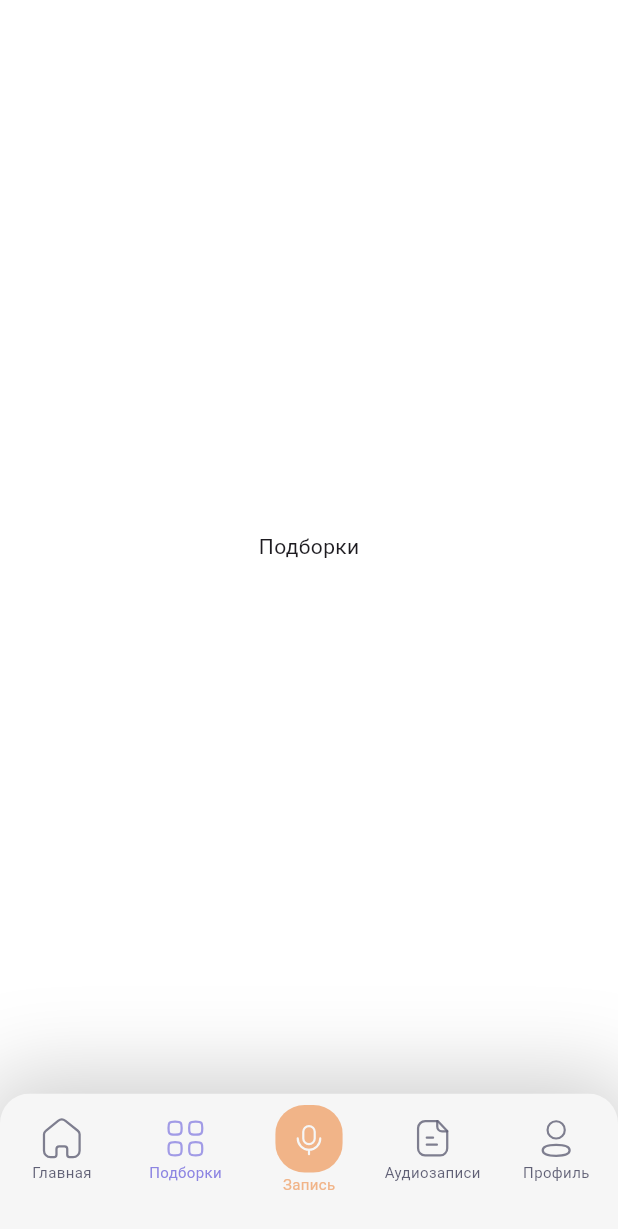
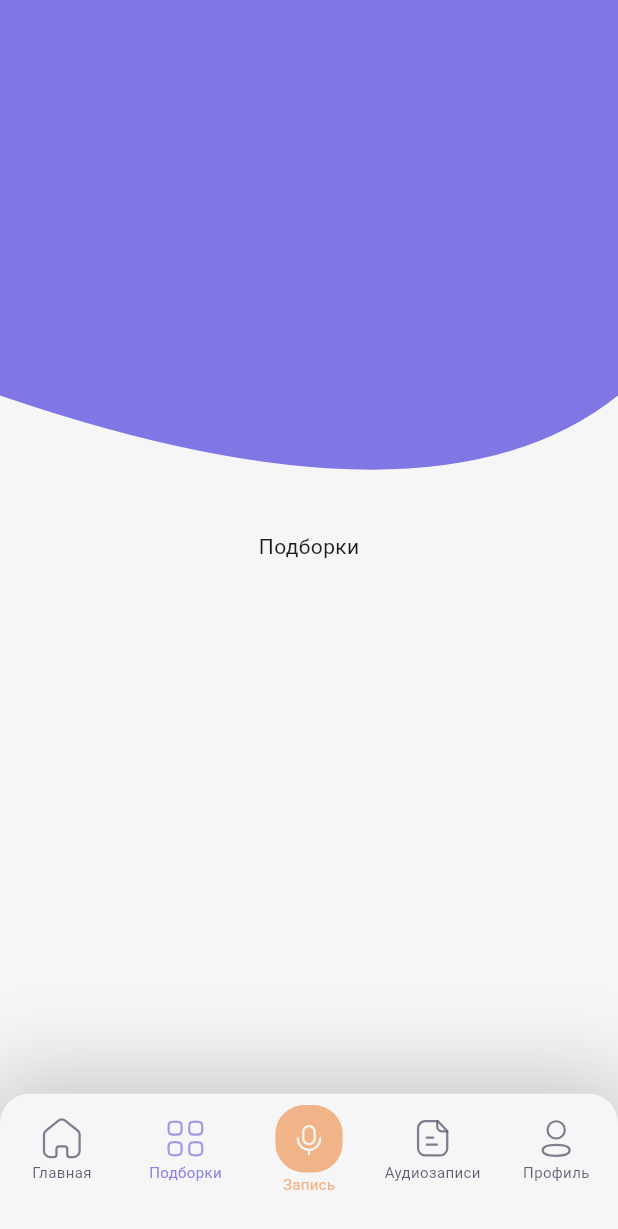
Before and after one commit to MaximDmytruk/Memory-Box, a Flutter app: the screen it shows after launch, item 2 of the bottom bar chosen, on a phone screen of 412 x 824 dp. Shown: the top 1229 px of the screen. Run offline on Flutter 3.47's test engine with Material 3 defaults, Android fonts, the phone set to English and light mode, and no system bars; our stand-ins replace bloc, flutter_svg, freezed_annotation, google_fonts.

```diff
--- a/lib/screens/home_screen/home_screen.dart
+++ b/lib/screens/home_screen/home_screen.dart
@@ -57,7 +57,8 @@ class _HomeScreenState extends State<HomeScreen> {
 
   @override
   Widget build(BuildContext context) {
-    return Scaffold(
+    return CustomBackground(
+      child: Scaffold(
         backgroundColor: ColorsApp.transparent,
         body: Center(
           child: _getScreen(
@@ -226,6 +227,7 @@ class _HomeScreenState extends State<HomeScreen> {
             ),
           ),
         ),
+      ),
     );
   }
 }
```
Lines whose indentation alone changed are shown as unchanged.
